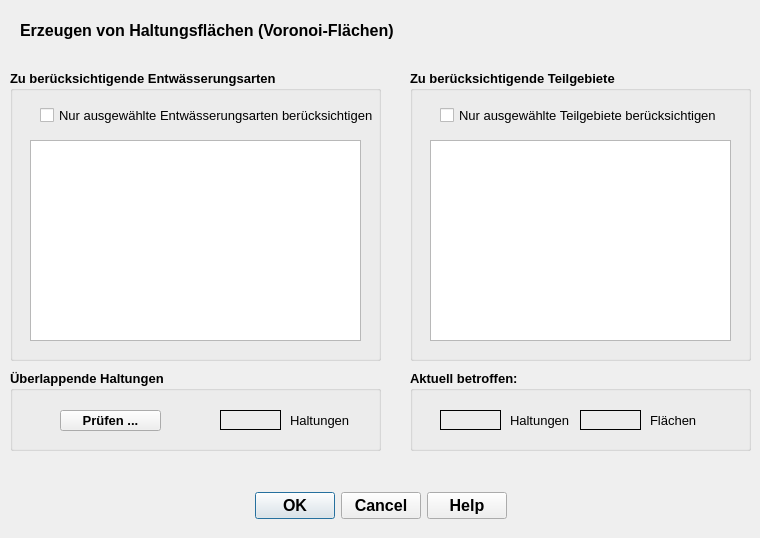
Old version of the form qkan/surfaceTools/res/voronoiTool.ui in the repository SonkeHoffmann/QKan-1.
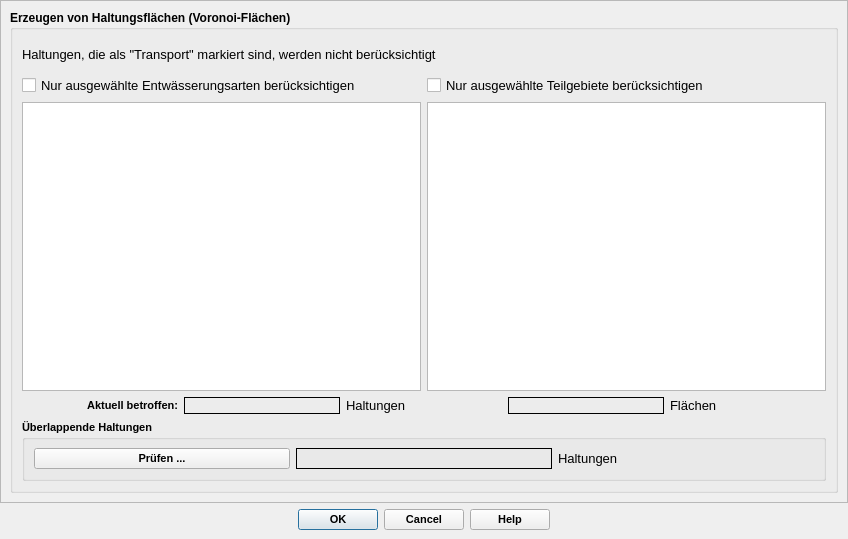
New version of the form. Icons and pictures are not drawn.

Diff of the .ui file:
```diff
--- a/qkan/surfaceTools/res/voronoiTool.ui
+++ b/qkan/surfaceTools/res/voronoiTool.ui
@@ -6,155 +6,71 @@
    <rect>
     <x>0</x>
     <y>0</y>
-    <width>760</width>
-    <height>538</height>
+    <width>848</width>
+    <height>539</height>
    </rect>
   </property>
-  <property name="minimumSize">
-   <size>
-    <width>760</width>
-    <height>520</height>
-   </size>
-  </property>
   <property name="windowTitle">
    <string>Erzeugen von Haltungsflächen</string>
   </property>
-  <property name="windowIcon">
-   <iconset>
-    <normaloff>../../QKan.png</normaloff>../../QKan.png</iconset>
-  </property>
-  <widget class="QDialogButtonBox" name="button_box">
-   <property name="geometry">
-    <rect>
-     <x>240</x>
-     <y>490</y>
-     <width>281</width>
-     <height>32</height>
-    </rect>
+  <layout class="QVBoxLayout" name="verticalLayout_3">
+   <property name="leftMargin">
+    <number>0</number>
+   </property>
+   <property name="topMargin">
+    <number>0</number>
    </property>
-   <property name="font">
-    <font>
-     <family>Tahoma</family>
-     <pointsize>12</pointsize>
-     <weight>75</weight>
-     <bold>true</bold>
-    </font>
+   <property name="rightMargin">
+    <number>0</number>
    </property>
-   <property name="toolTip">
-    <string>&lt;html&gt;&lt;head/&gt;&lt;body&gt;&lt;p&gt;Erzeugung der Haltungsflächen starten ...&lt;/p&gt;&lt;/body&gt;&lt;/html&gt;</string>
+   <property name="bottomMargin">
+    <number>9</number>
    </property>
-   <property name="statusTip">
-    <string>Erzeugung der Haltungsflächen starten ...</string>
-   </property>
-   <property name="orientation">
-    <enum>Qt::Horizontal</enum>
-   </property>
-   <property name="standardButtons">
-    <set>QDialogButtonBox::Cancel|QDialogButtonBox::Help|QDialogButtonBox::Ok</set>
-   </property>
-   <property name="centerButtons">
+   <item>
+    <widget class="QScrollArea" name="scrollArea">
+     <property name="sizePolicy">
+      <sizepolicy hsizetype="Expanding" vsizetype="Expanding">
+       <horstretch>0</horstretch>
+       <verstretch>0</verstretch>
+      </sizepolicy>
+     </property>
+     <property name="widgetResizable">
     <bool>true</bool>
    </property>
-  </widget>
-  <widget class="QLabel" name="label_3">
+     <widget class="QWidget" name="scrollAreaWidgetContents">
    <property name="geometry">
     <rect>
-     <x>20</x>
-     <y>10</y>
-     <width>420</width>
-     <height>41</height>
-    </rect>
-   </property>
+        <x>0</x>
+        <y>0</y>
+        <width>846</width>
+        <height>493</height>
+       </rect>
+      </property>
+      <layout class="QVBoxLayout" name="verticalLayout_2">
+       <item>
+        <widget class="QGroupBox" name="groupBox">
    <property name="font">
     <font>
-     <family>Tahoma</family>
-     <pointsize>12</pointsize>
      <weight>75</weight>
      <bold>true</bold>
     </font>
    </property>
-   <property name="text">
+         <property name="title">
     <string>Erzeugen von Haltungsflächen (Voronoi-Flächen)</string>
    </property>
-   <property name="textFormat">
-    <enum>Qt::RichText</enum>
-   </property>
-   <property name="wordWrap">
-    <bool>true</bool>
-   </property>
-  </widget>
-  <widget class="QLabel" name="lf_warning">
-   <property name="geometry">
-    <rect>
-     <x>10</x>
-     <y>460</y>
-     <width>731</width>
-     <height>21</height>
-    </rect>
-   </property>
+         <layout class="QVBoxLayout" name="verticalLayout">
+          <item>
+           <widget class="QLabel" name="label_5">
+            <property name="minimumSize">
+             <size>
+              <width>0</width>
+              <height>30</height>
+             </size>
+            </property>
    <property name="font">
     <font>
      <family>Tahoma</family>
      <pointsize>10</pointsize>
-     <weight>75</weight>
-     <bold>true</bold>
-    </font>
-   </property>
-   <property name="toolTip">
-    <string extracomment="Anzahl der abhängig von den Filteroptionen zu berücksichtigenden ganzen Flächen"/>
-   </property>
-   <property name="statusTip">
-    <string extracomment="Anzahl der abhängig von den Filteroptionen zu berücksichtigenden ganzen Flächen"/>
-   </property>
-   <property name="styleSheet">
-    <string notr="true">color: rgb(255, 0, 0);</string>
-   </property>
-   <property name="frameShape">
-    <enum>QFrame::NoFrame</enum>
-   </property>
-   <property name="text">
-    <string/>
-   </property>
-   <property name="alignment">
-    <set>Qt::AlignLeading|Qt::AlignLeft|Qt::AlignTop</set>
-   </property>
-   <property name="wordWrap">
-    <bool>true</bool>
-   </property>
-  </widget>
-  <widget class="QGroupBox" name="groupBox_1">
-   <property name="geometry">
-    <rect>
-     <x>410</x>
-     <y>370</y>
-     <width>341</width>
-     <height>81</height>
-    </rect>
-   </property>
-   <property name="font">
-    <font>
-     <family>Tahoma</family>
-     <pointsize>10</pointsize>
-     <weight>75</weight>
-     <bold>true</bold>
-    </font>
-   </property>
-   <property name="title">
-    <string>Aktuell betroffen:</string>
-   </property>
-   <widget class="QLabel" name="label_2">
-    <property name="geometry">
-     <rect>
-      <x>100</x>
-      <y>40</y>
-      <width>81</width>
-      <height>20</height>
-     </rect>
-    </property>
-    <property name="font">
-     <font>
-      <family>Tahoma</family>
-      <pointsize>10</pointsize>
       <weight>50</weight>
       <bold>false</bold>
      </font>
@@ -166,138 +82,17 @@
      <string extracomment="Anzahl der abhängig von den Filteroptionen zu berücksichtigenden ganzen Flächen"/>
     </property>
     <property name="text">
-     <string>Haltungen</string>
+             <string>Haltungen, die als &quot;Transport&quot; markiert sind, werden nicht berücksichtigt</string>
     </property>
     <property name="alignment">
      <set>Qt::AlignLeading|Qt::AlignLeft|Qt::AlignVCenter</set>
     </property>
    </widget>
-   <widget class="QLabel" name="lf_anzahl_haltungen">
-    <property name="geometry">
-     <rect>
-      <x>30</x>
-      <y>40</y>
-      <width>61</width>
-      <height>20</height>
-     </rect>
-    </property>
-    <property name="font">
-     <font>
-      <family>Tahoma</family>
-      <pointsize>10</pointsize>
-      <weight>75</weight>
-      <bold>true</bold>
-     </font>
-    </property>
-    <property name="toolTip">
-     <string extracomment="Anzahl der abhängig von den Filteroptionen zu berücksichtigenden Haltungen"/>
-    </property>
-    <property name="statusTip">
-     <string extracomment="Anzahl der abhängig von den Filteroptionen zu berücksichtigenden Haltungen"/>
-    </property>
-    <property name="frameShape">
-     <enum>QFrame::Panel</enum>
-    </property>
-    <property name="text">
-     <string/>
-    </property>
-    <property name="alignment">
-     <set>Qt::AlignRight|Qt::AlignTrailing|Qt::AlignVCenter</set>
-    </property>
-   </widget>
-   <widget class="QLabel" name="label_4">
-    <property name="geometry">
-     <rect>
-      <x>240</x>
-      <y>40</y>
-      <width>81</width>
-      <height>20</height>
-     </rect>
-    </property>
-    <property name="font">
-     <font>
-      <family>Tahoma</family>
-      <pointsize>10</pointsize>
-      <weight>50</weight>
-      <bold>false</bold>
-     </font>
-    </property>
-    <property name="toolTip">
-     <string extracomment="Anzahl der abhängig von den Filteroptionen zu berücksichtigenden ganzen Flächen"/>
-    </property>
-    <property name="statusTip">
-     <string extracomment="Anzahl der abhängig von den Filteroptionen zu berücksichtigenden ganzen Flächen"/>
-    </property>
-    <property name="text">
-     <string>Flächen</string>
-    </property>
-    <property name="alignment">
-     <set>Qt::AlignLeading|Qt::AlignLeft|Qt::AlignVCenter</set>
-    </property>
-   </widget>
-   <widget class="QLabel" name="lf_anzahl_flaechen">
-    <property name="geometry">
-     <rect>
-      <x>170</x>
-      <y>40</y>
-      <width>61</width>
-      <height>20</height>
-     </rect>
-    </property>
-    <property name="font">
-     <font>
-      <family>Tahoma</family>
-      <pointsize>10</pointsize>
-      <weight>75</weight>
-      <bold>true</bold>
-     </font>
-    </property>
-    <property name="toolTip">
-     <string extracomment="Anzahl der abhängig von den Filteroptionen zu berücksichtigenden Haltungen"/>
-    </property>
-    <property name="statusTip">
-     <string extracomment="Anzahl der abhängig von den Filteroptionen zu berücksichtigenden Haltungen"/>
-    </property>
-    <property name="frameShape">
-     <enum>QFrame::Panel</enum>
-    </property>
-    <property name="text">
-     <string/>
-    </property>
-    <property name="alignment">
-     <set>Qt::AlignRight|Qt::AlignTrailing|Qt::AlignVCenter</set>
-    </property>
-   </widget>
-  </widget>
-  <widget class="QGroupBox" name="groupBox_2">
-   <property name="geometry">
-    <rect>
-     <x>10</x>
-     <y>70</y>
-     <width>371</width>
-     <height>291</height>
-    </rect>
-   </property>
-   <property name="font">
-    <font>
-     <family>Tahoma</family>
-     <pointsize>10</pointsize>
-     <weight>75</weight>
-     <bold>true</bold>
-    </font>
-   </property>
-   <property name="title">
-    <string>Zu berücksichtigende Entwässerungsarten</string>
-   </property>
+          </item>
+          <item>
+           <layout class="QHBoxLayout" name="horizontalLayout">
+            <item>
    <widget class="QCheckBox" name="cb_selHalActive">
-    <property name="geometry">
-     <rect>
-      <x>30</x>
-      <y>30</y>
-      <width>370</width>
-      <height>31</height>
-     </rect>
-    </property>
     <property name="font">
      <font>
       <family>Tahoma</family>
@@ -316,63 +111,9 @@
      <string>Nur ausgewählte Entwässerungsarten berücksichtigen</string>
     </property>
    </widget>
-   <widget class="QListWidget" name="lw_hal_entw">
-    <property name="geometry">
-     <rect>
-      <x>20</x>
-      <y>70</y>
-      <width>331</width>
-      <height>201</height>
-     </rect>
-    </property>
-    <property name="font">
-     <font>
-      <family>Tahoma</family>
-      <pointsize>10</pointsize>
-      <weight>50</weight>
-      <bold>false</bold>
-     </font>
-    </property>
-    <property name="toolTip">
-     <string extracomment="Auswahl der zu bearbeitenden Haltungen nach Entwässerungssystem. Alle auswählen mit [Strg]+A">&lt;html&gt;&lt;head/&gt;&lt;body&gt;&lt;p&gt;Liste der in den Haltungen verwendeten Entwässerungssysteme./nStrg + Klick ändert Auswahlstatus, Shift + Klick erweitert Auswahlbereich&lt;/p&gt;&lt;/body&gt;&lt;/html&gt;</string>
-    </property>
-    <property name="statusTip">
-     <string extracomment="Auswahl der zu bearbeitenden Haltungen nach Entwässerungssystem. Alle auswählen mit [Strg]+A">Liste der in den Haltungen verwendeten Entwässerungssysteme. Strg + Klick ändert Auswahlstatus, Shift + Klick erweitert Auswahlbereich</string>
-    </property>
-    <property name="selectionMode">
-     <enum>QAbstractItemView::ExtendedSelection</enum>
-    </property>
-   </widget>
-  </widget>
-  <widget class="QGroupBox" name="groupBox_3">
-   <property name="geometry">
-    <rect>
-     <x>410</x>
-     <y>70</y>
-     <width>341</width>
-     <height>291</height>
-    </rect>
-   </property>
-   <property name="font">
-    <font>
-     <family>Tahoma</family>
-     <pointsize>10</pointsize>
-     <weight>75</weight>
-     <bold>true</bold>
-    </font>
-   </property>
-   <property name="title">
-    <string>Zu berücksichtigende Teilgebiete</string>
-   </property>
+            </item>
+            <item>
    <widget class="QCheckBox" name="cb_selTgbActive">
-    <property name="geometry">
-     <rect>
-      <x>30</x>
-      <y>30</y>
-      <width>301</width>
-      <height>31</height>
-     </rect>
-    </property>
     <property name="font">
      <font>
       <family>Tahoma</family>
@@ -391,14 +132,45 @@
      <string>Nur ausgewählte Teilgebiete berücksichtigen</string>
     </property>
    </widget>
+            </item>
+           </layout>
+          </item>
+          <item>
+           <layout class="QHBoxLayout" name="horizontalLayout_2">
+            <item>
+             <widget class="QListWidget" name="lw_hal_entw">
+              <property name="minimumSize">
+               <size>
+                <width>333</width>
+                <height>0</height>
+               </size>
+              </property>
+              <property name="font">
+               <font>
+                <family>Tahoma</family>
+                <pointsize>10</pointsize>
+                <weight>50</weight>
+                <bold>false</bold>
+               </font>
+              </property>
+              <property name="toolTip">
+               <string extracomment="Auswahl der zu bearbeitenden Haltungen nach Entwässerungssystem. Alle auswählen mit [Strg]+A">&lt;html&gt;&lt;head/&gt;&lt;body&gt;&lt;p&gt;Liste der in den Haltungen verwendeten Entwässerungssysteme./nStrg + Klick ändert Auswahlstatus, Shift + Klick erweitert Auswahlbereich&lt;/p&gt;&lt;/body&gt;&lt;/html&gt;</string>
+              </property>
+              <property name="statusTip">
+               <string extracomment="Auswahl der zu bearbeitenden Haltungen nach Entwässerungssystem. Alle auswählen mit [Strg]+A">Liste der in den Haltungen verwendeten Entwässerungssysteme. Strg + Klick ändert Auswahlstatus, Shift + Klick erweitert Auswahlbereich</string>
+              </property>
+              <property name="selectionMode">
+               <enum>QAbstractItemView::ExtendedSelection</enum>
+              </property>
+             </widget>
+            </item>
+            <item>
    <widget class="QListWidget" name="lw_teilgebiete">
-    <property name="geometry">
-     <rect>
-      <x>20</x>
-      <y>70</y>
-      <width>301</width>
-      <height>201</height>
-     </rect>
+              <property name="minimumSize">
+               <size>
+                <width>333</width>
+                <height>0</height>
+               </size>
     </property>
     <property name="font">
      <font>
@@ -418,20 +190,145 @@
      <enum>QAbstractItemView::ExtendedSelection</enum>
     </property>
    </widget>
-  </widget>
+            </item>
+           </layout>
+          </item>
+          <item>
+           <layout class="QHBoxLayout" name="horizontalLayout_3">
+            <item>
+             <widget class="QLabel" name="label_1">
+              <property name="font">
+               <font>
+                <family>Tahoma</family>
+                <pointsize>8</pointsize>
+                <weight>75</weight>
+                <bold>true</bold>
+               </font>
+              </property>
+              <property name="toolTip">
+               <string extracomment="Anzahl der abhängig von den Filteroptionen zu berücksichtigenden Flächen (mit und ohne Verschneidung)"/>
+              </property>
+              <property name="statusTip">
+               <string extracomment="Anzahl der abhängig von den Filteroptionen zu berücksichtigenden Flächen (mit und ohne Verschneidung)"/>
+              </property>
+              <property name="text">
+               <string>Aktuell betroffen:</string>
+              </property>
+              <property name="alignment">
+               <set>Qt::AlignRight|Qt::AlignTrailing|Qt::AlignVCenter</set>
+              </property>
+             </widget>
+            </item>
+            <item>
+             <widget class="QLabel" name="lf_anzahl_haltungen">
+              <property name="font">
+               <font>
+                <family>Tahoma</family>
+                <pointsize>10</pointsize>
+                <weight>75</weight>
+                <bold>true</bold>
+               </font>
+              </property>
+              <property name="toolTip">
+               <string extracomment="Anzahl der abhängig von den Filteroptionen zu berücksichtigenden Haltungen"/>
+              </property>
+              <property name="statusTip">
+               <string extracomment="Anzahl der abhängig von den Filteroptionen zu berücksichtigenden Haltungen"/>
+              </property>
+              <property name="frameShape">
+               <enum>QFrame::Panel</enum>
+              </property>
+              <property name="text">
+               <string/>
+              </property>
+              <property name="alignment">
+               <set>Qt::AlignRight|Qt::AlignTrailing|Qt::AlignVCenter</set>
+              </property>
+             </widget>
+            </item>
+            <item>
+             <widget class="QLabel" name="label_2">
+              <property name="font">
+               <font>
+                <family>Tahoma</family>
+                <pointsize>10</pointsize>
+                <weight>50</weight>
+                <bold>false</bold>
+               </font>
+              </property>
+              <property name="toolTip">
+               <string extracomment="Anzahl der abhängig von den Filteroptionen zu berücksichtigenden ganzen Flächen"/>
+              </property>
+              <property name="statusTip">
+               <string extracomment="Anzahl der abhängig von den Filteroptionen zu berücksichtigenden ganzen Flächen"/>
+              </property>
+              <property name="text">
+               <string>Haltungen</string>
+              </property>
+              <property name="alignment">
+               <set>Qt::AlignLeading|Qt::AlignLeft|Qt::AlignVCenter</set>
+              </property>
+             </widget>
+            </item>
+            <item>
+             <widget class="QLabel" name="lf_anzahl_flaechen">
+              <property name="font">
+               <font>
+                <family>Tahoma</family>
+                <pointsize>10</pointsize>
+                <weight>75</weight>
+                <bold>true</bold>
+               </font>
+              </property>
+              <property name="toolTip">
+               <string extracomment="Anzahl der abhängig von den Filteroptionen zu berücksichtigenden Haltungen"/>
+              </property>
+              <property name="statusTip">
+               <string extracomment="Anzahl der abhängig von den Filteroptionen zu berücksichtigenden Haltungen"/>
+              </property>
+              <property name="frameShape">
+               <enum>QFrame::Panel</enum>
+              </property>
+              <property name="text">
+               <string/>
+              </property>
+              <property name="alignment">
+               <set>Qt::AlignRight|Qt::AlignTrailing|Qt::AlignVCenter</set>
+              </property>
+             </widget>
+            </item>
+            <item>
+             <widget class="QLabel" name="label_4">
+              <property name="font">
+               <font>
+                <family>Tahoma</family>
+                <pointsize>10</pointsize>
+                <weight>50</weight>
+                <bold>false</bold>
+               </font>
+              </property>
+              <property name="toolTip">
+               <string extracomment="Anzahl der abhängig von den Filteroptionen zu berücksichtigenden ganzen Flächen"/>
+              </property>
+              <property name="statusTip">
+               <string extracomment="Anzahl der abhängig von den Filteroptionen zu berücksichtigenden ganzen Flächen"/>
+              </property>
+              <property name="text">
+               <string>Flächen</string>
+              </property>
+              <property name="alignment">
+               <set>Qt::AlignLeading|Qt::AlignLeft|Qt::AlignVCenter</set>
+              </property>
+             </widget>
+            </item>
+           </layout>
+          </item>
+          <item>
   <widget class="QGroupBox" name="groupBox_4">
-   <property name="geometry">
-    <rect>
-     <x>10</x>
-     <y>370</y>
-     <width>371</width>
-     <height>81</height>
-    </rect>
-   </property>
    <property name="font">
     <font>
      <family>Tahoma</family>
-     <pointsize>10</pointsize>
+              <pointsize>8</pointsize>
      <weight>75</weight>
      <bold>true</bold>
     </font>
@@ -439,82 +336,13 @@
    <property name="title">
     <string>Überlappende Haltungen</string>
    </property>
-   <widget class="QLabel" name="label_5">
-    <property name="geometry">
-     <rect>
-      <x>280</x>
-      <y>40</y>
-      <width>81</width>
-      <height>21</height>
-     </rect>
-    </property>
-    <property name="font">
-     <font>
-      <family>Tahoma</family>
-      <pointsize>10</pointsize>
-      <weight>50</weight>
-      <bold>false</bold>
-     </font>
-    </property>
-    <property name="toolTip">
-     <string extracomment="Anzahl der abhängig von den Filteroptionen zu berücksichtigenden ganzen Flächen"/>
-    </property>
-    <property name="statusTip">
-     <string extracomment="Anzahl der abhängig von den Filteroptionen zu berücksichtigenden ganzen Flächen"/>
-    </property>
-    <property name="text">
-     <string>Haltungen</string>
-    </property>
-    <property name="alignment">
-     <set>Qt::AlignLeading|Qt::AlignLeft|Qt::AlignVCenter</set>
-    </property>
-   </widget>
-   <widget class="QLabel" name="lf_anzahl_ueberlappend">
-    <property name="geometry">
-     <rect>
-      <x>210</x>
-      <y>40</y>
-      <width>61</width>
-      <height>20</height>
-     </rect>
-    </property>
-    <property name="font">
-     <font>
-      <family>Tahoma</family>
-      <pointsize>10</pointsize>
-      <weight>75</weight>
-      <bold>true</bold>
-     </font>
-    </property>
-    <property name="toolTip">
-     <string extracomment="Anzahl der abhängig von den Filteroptionen zu berücksichtigenden Haltungen">&lt;html&gt;&lt;head/&gt;&lt;body&gt;&lt;p&gt;Anzahl kreuzender Haltungen. Bitte verwenden Sie die Plausibilitätsprüfung &amp;quot;Kreuzende Haltungen&amp;quot;, und deaktivieren Sie für jeweils ein der kreuzenden Haltungen das Feld &amp;quot;RW-Anschluss&amp;quot;&lt;/p&gt;&lt;/body&gt;&lt;/html&gt;</string>
-    </property>
-    <property name="statusTip">
-     <string extracomment="Anzahl der abhängig von den Filteroptionen zu berücksichtigenden Haltungen">Anzahl kreuzender Haltungen. Bitte Plausibilitätsprüfung nutzen...</string>
-    </property>
-    <property name="frameShape">
-     <enum>QFrame::Panel</enum>
-    </property>
-    <property name="text">
-     <string/>
-    </property>
-    <property name="alignment">
-     <set>Qt::AlignRight|Qt::AlignTrailing|Qt::AlignVCenter</set>
-    </property>
-   </widget>
+            <layout class="QHBoxLayout" name="horizontalLayout_4">
+             <item>
    <widget class="QPushButton" name="pb_ueberlappende_haltungen">
-    <property name="geometry">
-     <rect>
-      <x>50</x>
-      <y>40</y>
-      <width>101</width>
-      <height>21</height>
-     </rect>
-    </property>
     <property name="font">
      <font>
       <family>Tahoma</family>
-      <pointsize>10</pointsize>
+                 <pointsize>8</pointsize>
       <weight>75</weight>
       <bold>true</bold>
      </font>
@@ -529,7 +357,93 @@
      <string>Prüfen ...</string>
     </property>
    </widget>
-  </widget>
+             </item>
+             <item>
+              <widget class="QLabel" name="lf_anzahl_ueberlappend">
+               <property name="font">
+                <font>
+                 <family>Tahoma</family>
+                 <pointsize>10</pointsize>
+                 <weight>75</weight>
+                 <bold>true</bold>
+                </font>
+               </property>
+               <property name="toolTip">
+                <string extracomment="Anzahl der abhängig von den Filteroptionen zu berücksichtigenden Haltungen">&lt;html&gt;&lt;head/&gt;&lt;body&gt;&lt;p&gt;Anzahl kreuzender Haltungen. Bitte verwenden Sie die Plausibilitätsprüfung &amp;quot;Kreuzende Haltungen&amp;quot;, und deaktivieren Sie für jeweils ein der kreuzenden Haltungen das Feld &amp;quot;RW-Anschluss&amp;quot;&lt;/p&gt;&lt;/body&gt;&lt;/html&gt;</string>
+               </property>
+               <property name="statusTip">
+                <string extracomment="Anzahl der abhängig von den Filteroptionen zu berücksichtigenden Haltungen">Anzahl kreuzender Haltungen. Bitte Plausibilitätsprüfung nutzen...</string>
+               </property>
+               <property name="frameShape">
+                <enum>QFrame::Panel</enum>
+               </property>
+               <property name="text">
+                <string/>
+               </property>
+               <property name="alignment">
+                <set>Qt::AlignRight|Qt::AlignTrailing|Qt::AlignVCenter</set>
+               </property>
+              </widget>
+             </item>
+             <item>
+              <widget class="QLabel" name="label_6">
+               <property name="font">
+                <font>
+                 <family>Tahoma</family>
+                 <pointsize>10</pointsize>
+                 <weight>50</weight>
+                 <bold>false</bold>
+                </font>
+               </property>
+               <property name="toolTip">
+                <string extracomment="Anzahl der abhängig von den Filteroptionen zu berücksichtigenden ganzen Flächen"/>
+               </property>
+               <property name="statusTip">
+                <string extracomment="Anzahl der abhängig von den Filteroptionen zu berücksichtigenden ganzen Flächen"/>
+               </property>
+               <property name="text">
+                <string>Haltungen</string>
+               </property>
+               <property name="alignment">
+                <set>Qt::AlignLeading|Qt::AlignLeft|Qt::AlignVCenter</set>
+               </property>
+              </widget>
+             </item>
+            </layout>
+           </widget>
+          </item>
+         </layout>
+        </widget>
+       </item>
+      </layout>
+     </widget>
+    </widget>
+   </item>
+   <item>
+    <widget class="QDialogButtonBox" name="button_box">
+     <property name="font">
+      <font>
+       <family>Tahoma</family>
+       <pointsize>8</pointsize>
+       <weight>75</weight>
+       <bold>true</bold>
+      </font>
+     </property>
+     <property name="toolTip">
+      <string>&lt;html&gt;&lt;head/&gt;&lt;body&gt;&lt;p&gt;Bearbeitung starten ...&lt;/p&gt;&lt;/body&gt;&lt;/html&gt;</string>
+     </property>
+     <property name="orientation">
+      <enum>Qt::Horizontal</enum>
+     </property>
+     <property name="standardButtons">
+      <set>QDialogButtonBox::Cancel|QDialogButtonBox::Help|QDialogButtonBox::Ok</set>
+     </property>
+     <property name="centerButtons">
+      <bool>true</bool>
+     </property>
+    </widget>
+   </item>
+  </layout>
  </widget>
  <resources/>
  <connections>
```
Lines whose indentation alone changed are shown as unchanged.
